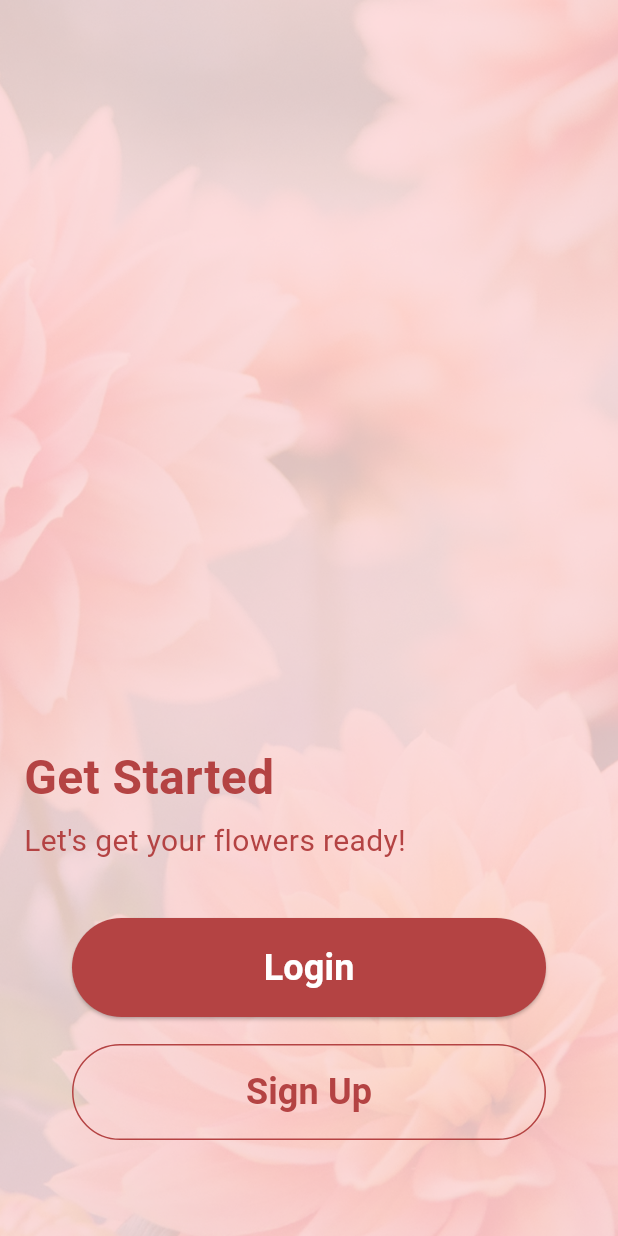
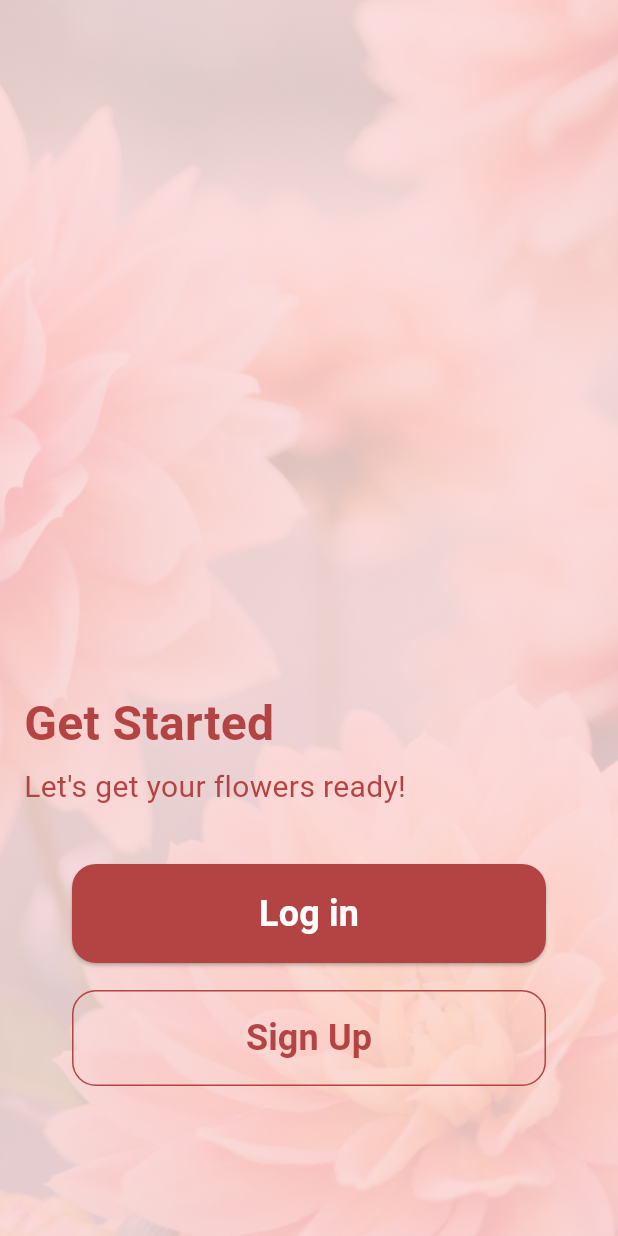
Before and after one commit to arelsulistyo/Dekora, a Flutter app: the screen it shows after launch, on a phone screen of 412 x 824 dp. Run offline on Flutter 3.47's test engine with Material 3 defaults, Android fonts, the phone set to English and light mode, and no system bars; Roboto replaces fonts that are missing (SF Pro Display); project files that could hold a hidden picture were left out.

Commit message:
fix: typos and accessibility

```diff
--- a/lib/screens/get_started_screen.dart
+++ b/lib/screens/get_started_screen.dart
@@ -20,10 +20,9 @@ class GetStartedScreen extends StatelessWidget {
             mainAxisAlignment: MainAxisAlignment.end,
             children: [
               const Padding(
-                padding: EdgeInsets.symmetric(
-                    horizontal: 16.0), // Add horizontal padding
+                padding: EdgeInsets.symmetric(horizontal: 16.0),
                 child: Align(
-                  alignment: Alignment.centerLeft, // Align text to the left
+                  alignment: Alignment.centerLeft,
                   child: Text(
                     'Get Started',
                     style: TextStyle(
@@ -35,10 +34,7 @@ class GetStartedScreen extends StatelessWidget {
                 ),
               ),
               const Padding(
-                padding: EdgeInsets.symmetric(
-                    horizontal: 16.0,
-                    vertical:
-                        5.0), // Add horizontal padding and vertical padding
+                padding: EdgeInsets.symmetric(horizontal: 16.0, vertical: 5.0),
                 child: Align(
                   alignment: Alignment.centerLeft, // Align text to the left
                   child: Text(
@@ -54,7 +50,8 @@ class GetStartedScreen extends StatelessWidget {
               const SizedBox(height: 32),
               Padding(
                 padding: const EdgeInsets.symmetric(
-                    horizontal: 48.0), // Add horizontal padding
+                  horizontal: 48.0,
+                ),
                 child: SizedBox(
                   width: double.infinity,
                   child: ElevatedButton(
@@ -66,9 +63,13 @@ class GetStartedScreen extends StatelessWidget {
                       backgroundColor: GlobalVariables.primaryColor,
                       padding: const EdgeInsets.symmetric(
                           horizontal: 50, vertical: 16),
+                      shape: RoundedRectangleBorder(
+                        borderRadius: BorderRadius.circular(
+                            16.0), // Adjust the button radius
+                      ),
                     ),
                     child: const Text(
-                      'Login',
+                      'Log in',
                       style: TextStyle(
                         fontFamily: 'SF Pro Display',
                         fontSize: 24,
@@ -95,6 +96,10 @@ class GetStartedScreen extends StatelessWidget {
                           const BorderSide(color: GlobalVariables.primaryColor),
                       padding: const EdgeInsets.symmetric(
                           horizontal: 50, vertical: 15),
+                      shape: RoundedRectangleBorder(
+                        borderRadius: BorderRadius.circular(
+                            16.0), // Adjust the button radius
+                      ),
                     ),
                     child: const Text(
                       'Sign Up',
@@ -107,7 +112,7 @@ class GetStartedScreen extends StatelessWidget {
                   ),
                 ),
               ),
-              const SizedBox(height: 64),
+              const SizedBox(height: 100), // Increase margin at the bottom
             ],
           ),
         ),
--- a/lib/screens/login_screen.dart
+++ b/lib/screens/login_screen.dart
@@ -75,7 +75,7 @@ class _LoginScreenState extends State<LoginScreen> {
                   ],
                 ),
               ),
-              const SizedBox(height: 120),
+              const SizedBox(height: 78),
               Container(
                 width: double.infinity,
                 margin: const EdgeInsets.symmetric(horizontal: 16.0),
@@ -191,7 +191,7 @@ class _LoginScreenState extends State<LoginScreen> {
                           ),
                         ),
                         child: const Text(
-                          'Sign In',
+                          'Log In',
                           style: TextStyle(
                             fontFamily: 'SF Pro Display',
                             fontSize: 24,
```
